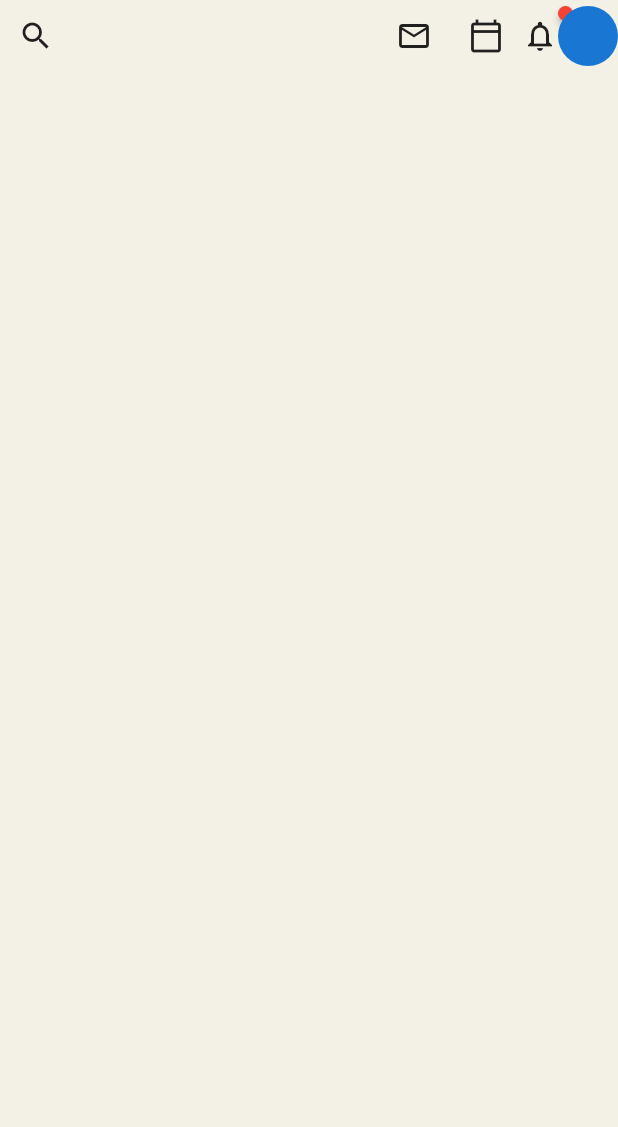
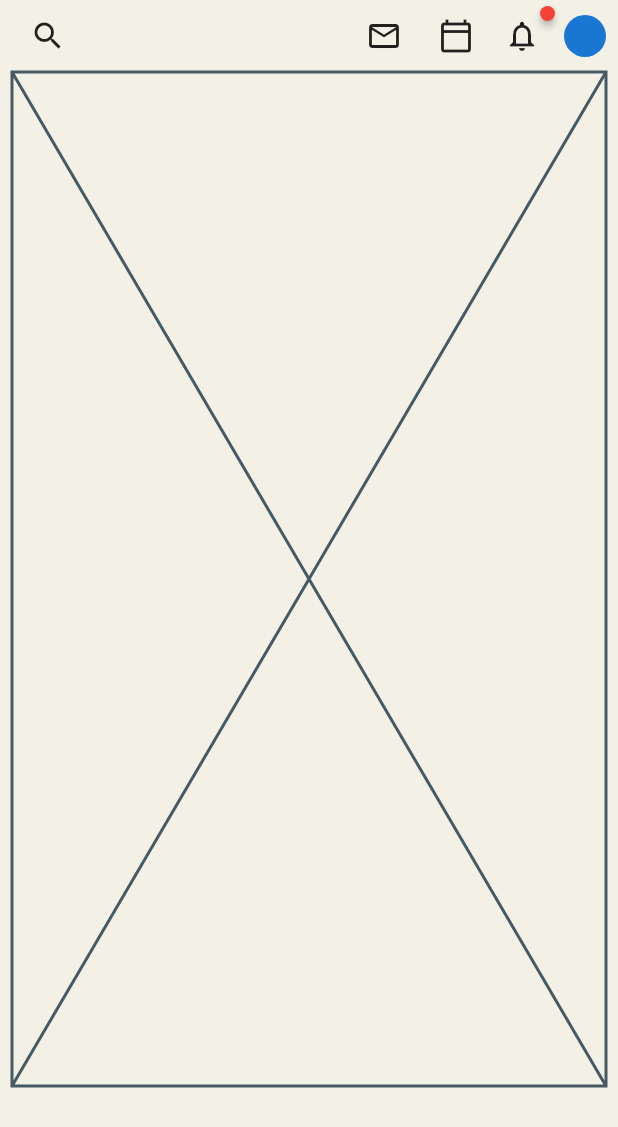
Before and after one commit to JAICHANGPARK/flutter_notebook_11th_story, a Flutter app: the screen it shows after launch, on a phone screen of 412 x 824 dp. Shown: the top 1127 px of the screen. Run offline on Flutter 3.47's test engine with Material 2 defaults, Android fonts, the phone set to English and light mode, and no system bars; drawn by our look-alikes of badges.

Commit message:
Update clubhouse_home_page.dart

```diff
--- a/lib/ep701_clubhouse/ui/clubhouse_home_page.dart
+++ b/lib/ep701_clubhouse/ui/clubhouse_home_page.dart
@@ -2,7 +2,6 @@ import 'package:badges/badges.dart';
 import 'package:flutter/material.dart';
 
 import 'clubhouse_style.dart';
-
 
 class ClubhouseHomePage extends StatefulWidget {
   @override
@@ -18,9 +17,9 @@ class _ClubhouseHomePageState extends State<ClubhouseHomePage> {
           child: Stack(
         children: [
           Positioned(
-              left: 0,
+              left: 8,
               top: 0,
-              right: 0,
+              right: 8,
               child: Row(
                 children: [
                   IconButton(
@@ -30,15 +29,26 @@ class _ClubhouseHomePageState extends State<ClubhouseHomePage> {
                   Spacer(),
                   IconButton(icon: Icon(Icons.mail_outline), onPressed: () {}),
                   IconButton(icon: Icon(Icons.calendar_today_outlined), onPressed: () {}),
+                  SizedBox(
+                    width: 8,
+                  ),
                   Badge(
                     child: Icon(Icons.notifications_none),
                     badgeColor: Colors.red,
                   ),
+                  SizedBox(
+                    width: 16,
+                  ),
                   CircleAvatar(
-
+                    radius: 14,
                   )
                 ],
-              ))
+              )),
+          Positioned(child: Placeholder(),
+          bottom: 100,
+          left: 8,
+          top: 48,
+          right: 8,)
         ],
       )),
     );
```
